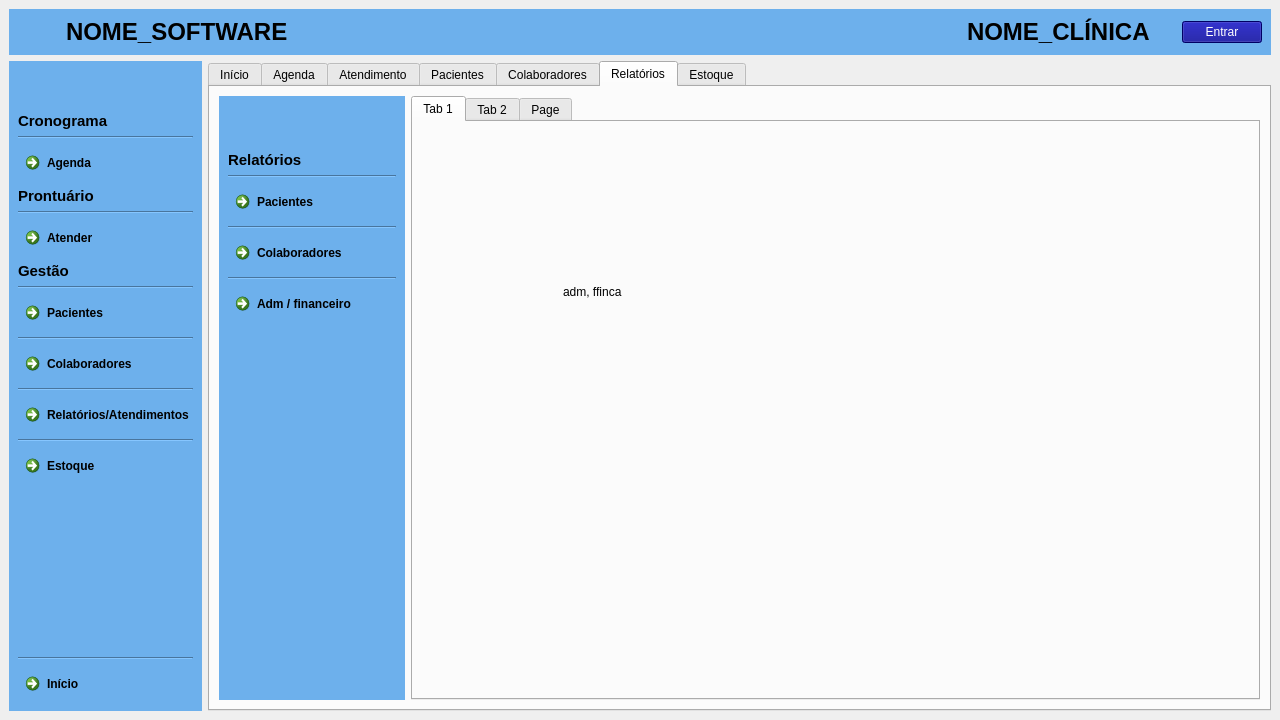
First picture: the form in clinica_cpp/mainwindow.ui, repository juander/Projeto_CPP, before the edit.
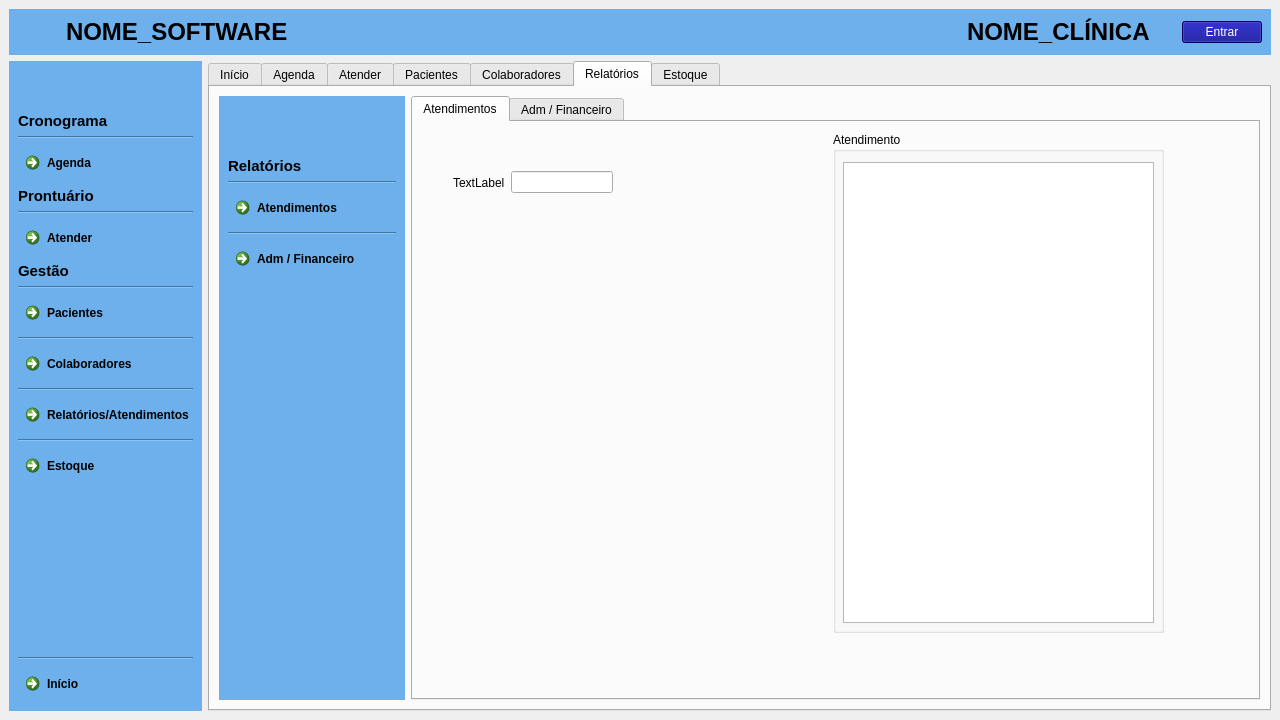
Second picture: the form after the edit. The open tabs and pages were chosen to show the change. Icons and pictures are not drawn.

Patch:
```diff
--- a/clinica_cpp/mainwindow.ui
+++ b/clinica_cpp/mainwindow.ui
@@ -2723,7 +2723,7 @@
           </widget>
           <widget class="QWidget" name="Atendimento">
            <attribute name="title">
-            <string>Atendimento</string>
+            <string>Atender</string>
            </attribute>
            <layout class="QVBoxLayout" name="verticalLayout_12">
             <item>
@@ -3304,7 +3304,7 @@
                     <string notr="true">color: rgb(0, 0, 0);</string>
                    </property>
                    <property name="text">
-                    <string notr="true">Pacientes</string>
+                    <string notr="true">Atendimentos</string>
                    </property>
                    <property name="icon">
                     <iconset resource="icons.qrc">
@@ -3322,265 +3322,6 @@
                    </property>
                   </widget>
                  </item>
-                 <item>
-                  <widget class="QCommandLinkButton" name="btnColaboradores_4">
-                   <property name="palette">
-                    <palette>
-                     <active>
-                      <colorrole role="WindowText">
-                       <brush brushstyle="SolidPattern">
-                        <color alpha="255">
-                         <red>0</red>
-                         <green>0</green>
-                         <blue>0</blue>
-                        </color>
-                       </brush>
-                      </colorrole>
-                      <colorrole role="Button">
-                       <brush brushstyle="SolidPattern">
-                        <color alpha="255">
-                         <red>109</red>
-                         <green>176</green>
-                         <blue>236</blue>
-                        </color>
-                       </brush>
-                      </colorrole>
-                      <colorrole role="Text">
-                       <brush brushstyle="SolidPattern">
-                        <color alpha="255">
-                         <red>0</red>
-                         <green>0</green>
-                         <blue>0</blue>
-                        </color>
-                       </brush>
-                      </colorrole>
-                      <colorrole role="BrightText">
-                       <brush brushstyle="SolidPattern">
-                        <color alpha="255">
-                         <red>7</red>
-                         <green>64</green>
-                         <blue>229</blue>
-                        </color>
-                       </brush>
-                      </colorrole>
-                      <colorrole role="ButtonText">
-                       <brush brushstyle="SolidPattern">
-                        <color alpha="255">
-                         <red>21</red>
-                         <green>28</green>
-                         <blue>85</blue>
-                        </color>
-                       </brush>
-                      </colorrole>
-                      <colorrole role="Base">
-                       <brush brushstyle="SolidPattern">
-                        <color alpha="255">
-                         <red>109</red>
-                         <green>176</green>
-                         <blue>236</blue>
-                        </color>
-                       </brush>
-                      </colorrole>
-                      <colorrole role="Window">
-                       <brush brushstyle="SolidPattern">
-                        <color alpha="255">
-                         <red>109</red>
-                         <green>176</green>
-                         <blue>236</blue>
-                        </color>
-                       </brush>
-                      </colorrole>
-                      <colorrole role="HighlightedText">
-                       <brush brushstyle="SolidPattern">
-                        <color alpha="255">
-                         <red>0</red>
-                         <green>0</green>
-                         <blue>0</blue>
-                        </color>
-                       </brush>
-                      </colorrole>
-                      <colorrole role="PlaceholderText">
-                       <brush brushstyle="SolidPattern">
-                        <color alpha="128">
-                         <red>0</red>
-                         <green>0</green>
-                         <blue>0</blue>
-                        </color>
-                       </brush>
-                      </colorrole>
-                     </active>
-                     <inactive>
-                      <colorrole role="WindowText">
-                       <brush brushstyle="SolidPattern">
-                        <color alpha="255">
-                         <red>0</red>
-                         <green>0</green>
-                         <blue>0</blue>
-                        </color>
-                       </brush>
-                      </colorrole>
-                      <colorrole role="Button">
-                       <brush brushstyle="SolidPattern">
-                        <color alpha="255">
-                         <red>109</red>
-                         <green>176</green>
-                         <blue>236</blue>
-                        </color>
-                       </brush>
-                      </colorrole>
-                      <colorrole role="Text">
-                       <brush brushstyle="SolidPattern">
-                        <color alpha="255">
-                         <red>0</red>
-                         <green>0</green>
-                         <blue>0</blue>
-                        </color>
-                       </brush>
-                      </colorrole>
-                      <colorrole role="ButtonText">
-                       <brush brushstyle="SolidPattern">
-                        <color alpha="255">
-                         <red>0</red>
-                         <green>0</green>
-                         <blue>0</blue>
-                        </color>
-                       </brush>
-                      </colorrole>
-                      <colorrole role="Base">
-                       <brush brushstyle="SolidPattern">
-                        <color alpha="255">
-                         <red>109</red>
-                         <green>176</green>
-                         <blue>236</blue>
-                        </color>
-                       </brush>
-                      </colorrole>
-                      <colorrole role="Window">
-                       <brush brushstyle="SolidPattern">
-                        <color alpha="255">
-                         <red>109</red>
-                         <green>176</green>
-                         <blue>236</blue>
-                        </color>
-                       </brush>
-                      </colorrole>
-                      <colorrole role="HighlightedText">
-                       <brush brushstyle="SolidPattern">
-                        <color alpha="255">
-                         <red>0</red>
-                         <green>0</green>
-                         <blue>0</blue>
-                        </color>
-                       </brush>
-                      </colorrole>
-                      <colorrole role="PlaceholderText">
-                       <brush brushstyle="SolidPattern">
-                        <color alpha="128">
-                         <red>0</red>
-                         <green>0</green>
-                         <blue>0</blue>
-                        </color>
-                       </brush>
-                      </colorrole>
-                     </inactive>
-                     <disabled>
-                      <colorrole role="WindowText">
-                       <brush brushstyle="SolidPattern">
-                        <color alpha="255">
-                         <red>0</red>
-                         <green>0</green>
-                         <blue>0</blue>
-                        </color>
-                       </brush>
-                      </colorrole>
-                      <colorrole role="Button">
-                       <brush brushstyle="SolidPattern">
-                        <color alpha="255">
-                         <red>109</red>
-                         <green>176</green>
-                         <blue>236</blue>
-                        </color>
-                       </brush>
-                      </colorrole>
-                      <colorrole role="Text">
-                       <brush brushstyle="SolidPattern">
-                        <color alpha="255">
-                         <red>0</red>
-                         <green>0</green>
-                         <blue>0</blue>
-                        </color>
-                       </brush>
-                      </colorrole>
-                      <colorrole role="ButtonText">
-                       <brush brushstyle="SolidPattern">
-                        <color alpha="255">
-                         <red>0</red>
-                         <green>0</green>
-                         <blue>0</blue>
-                        </color>
-                       </brush>
-                      </colorrole>
-                      <colorrole role="Base">
-                       <brush brushstyle="SolidPattern">
-                        <color alpha="255">
-                         <red>109</red>
-                         <green>176</green>
-                         <blue>236</blue>
-                        </color>
-                       </brush>
-                      </colorrole>
-                      <colorrole role="Window">
-                       <brush brushstyle="SolidPattern">
-                        <color alpha="255">
-                         <red>109</red>
-                         <green>176</green>
-                         <blue>236</blue>
-                        </color>
-                       </brush>
-                      </colorrole>
-                      <colorrole role="HighlightedText">
-                       <brush brushstyle="SolidPattern">
-                        <color alpha="255">
-                         <red>0</red>
-                         <green>0</green>
-                         <blue>0</blue>
-                        </color>
-                       </brush>
-                      </colorrole>
-                      <colorrole role="PlaceholderText">
-                       <brush brushstyle="SolidPattern">
-                        <color alpha="128">
-                         <red>0</red>
-                         <green>0</green>
-                         <blue>0</blue>
-                        </color>
-                       </brush>
-                      </colorrole>
-                     </disabled>
-                    </palette>
-                   </property>
-                   <property name="styleSheet">
-                    <string notr="true">color: rgb(0, 0, 0);</string>
-                   </property>
-                   <property name="text">
-                    <string notr="true">Colaboradores</string>
-                   </property>
-                   <property name="icon">
-                    <iconset resource="icons.qrc">
-                     <normaloff>:/icons/Medical Doctor.png</normaloff>:/icons/Medical Doctor.png</iconset>
-                   </property>
-                  </widget>
-                 </item>
-                 <item>
-                  <widget class="Line" name="line5_4">
-                   <property name="styleSheet">
-                    <string notr="true">color:rgb(0, 0, 0)</string>
-                   </property>
-                   <property name="orientation">
-                    <enum>Qt::Orientation::Horizontal</enum>
-                   </property>
-                  </widget>
-                 </item>
                  <item>
                   <widget class="QCommandLinkButton" name="btnRelatorios_4">
                    <property name="palette">
@@ -3822,7 +3563,7 @@
                     <string notr="true">color: rgb(0, 0, 0);</string>
                    </property>
                    <property name="text">
-                    <string notr="true">Adm / financeiro</string>
+                    <string notr="true">Adm / Financeiro</string>
                    </property>
                    <property name="icon">
                     <iconset resource="icons.qrc">
@@ -3944,25 +3685,57 @@
                 </property>
                 <widget class="QWidget" name="tab">
                  <attribute name="title">
-                  <string>Tab 1</string>
+                  <string>Atendimentos</string>
                  </attribute>
-                 <widget class="QLabel" name="label_7">
+                 <widget class="QGroupBox" name="groupBox">
                   <property name="geometry">
                    <rect>
-                    <x>150</x>
-                    <y>160</y>
-                    <width>121</width>
-                    <height>20</height>
+                    <x>420</x>
+                    <y>10</y>
+                    <width>331</width>
+                    <height>501</height>
                    </rect>
                   </property>
-                  <property name="text">
-                   <string>adm, ffinca</string>
+                  <property name="title">
+                   <string>Atendimento</string>
                   </property>
+                  <widget class="QTextEdit" name="textEdit_2">
+                   <property name="geometry">
+                    <rect>
+                     <x>10</x>
+                     <y>30</y>
+                     <width>311</width>
+                     <height>461</height>
+                    </rect>
+                   </property>
+                  </widget>
+                 </widget>
+                 <widget class="QWidget" name="horizontalLayoutWidget">
+                  <property name="geometry">
+                   <rect>
+                    <x>40</x>
+                    <y>40</y>
+                    <width>160</width>
+                    <height>41</height>
+                   </rect>
+                  </property>
+                  <layout class="QHBoxLayout" name="horizontalLayout_16">
+                   <item>
+                    <widget class="QLabel" name="label_7">
+                     <property name="text">
+                      <string>TextLabel</string>
+                     </property>
+                    </widget>
+                   </item>
+                   <item>
+                    <widget class="QLineEdit" name="lineEdit"/>
+                   </item>
+                  </layout>
                  </widget>
                 </widget>
                 <widget class="QWidget" name="tab_2">
                  <attribute name="title">
-                  <string>Tab 2</string>
+                  <string>Adm / Financeiro</string>
                  </attribute>
                  <widget class="QLabel" name="label_10">
                   <property name="geometry">
@@ -3978,24 +3751,6 @@
                   </property>
                  </widget>
                 </widget>
-                <widget class="QWidget" name="tab_3">
-                 <attribute name="title">
-                  <string>Page</string>
-                 </attribute>
-                 <widget class="QLabel" name="label_15">
-                  <property name="geometry">
-                   <rect>
-                    <x>280</x>
-                    <y>140</y>
-                    <width>101</width>
-                    <height>20</height>
-                   </rect>
-                  </property>
-                  <property name="text">
-                   <string>colaboradores</string>
-                  </property>
-                 </widget>
-                </widget>
                </widget>
               </item>
              </layout>
```
Left out of the diff: 6 changed lines with no effect on the pictures.
